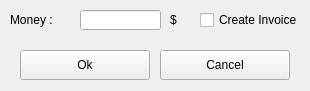
Above: client/dlgcassaaction.ui from tbikfalvi/Belenus before the change. Below: the same form after it.
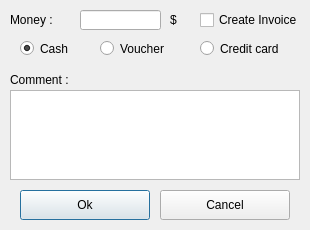
That is the form after the change.

Commit message: Penztar kezeles kesz plusz-minusszal. Comment hianyzik meg es a history

The edit to the form file:
```diff
--- a/client/dlgcassaaction.ui
+++ b/client/dlgcassaaction.ui
@@ -7,7 +7,7 @@
     <x>0</x>
     <y>0</y>
     <width>310</width>
-    <height>91</height>
+    <height>230</height>
    </rect>
   </property>
   <property name="windowTitle">
@@ -46,7 +46,7 @@
    <property name="geometry">
     <rect>
      <x>20</x>
-     <y>50</y>
+     <y>190</y>
      <width>130</width>
      <height>30</height>
     </rect>
@@ -61,7 +61,7 @@
     </size>
    </property>
    <property name="autoDefault">
-    <bool>false</bool>
+    <bool>true</bool>
    </property>
   </widget>
   <widget class="QCheckBox" name="cbInvoice">
@@ -81,7 +81,7 @@
    <property name="geometry">
     <rect>
      <x>160</x>
-     <y>50</y>
+     <y>190</y>
      <width>130</width>
      <height>30</height>
     </rect>
@@ -96,7 +96,7 @@
     </size>
    </property>
    <property name="autoDefault">
-    <bool>false</bool>
+    <bool>true</bool>
    </property>
   </widget>
   <widget class="QLabel" name="lblCurrencyShort">
@@ -112,6 +112,71 @@
     <string>$</string>
    </property>
   </widget>
+  <widget class="QRadioButton" name="rbPayCash">
+   <property name="geometry">
+    <rect>
+     <x>20</x>
+     <y>40</y>
+     <width>61</width>
+     <height>17</height>
+    </rect>
+   </property>
+   <property name="text">
+    <string>Cash</string>
+   </property>
+   <property name="checked">
+    <bool>true</bool>
+   </property>
+  </widget>
+  <widget class="QRadioButton" name="rbVoucher">
+   <property name="geometry">
+    <rect>
+     <x>100</x>
+     <y>40</y>
+     <width>82</width>
+     <height>17</height>
+    </rect>
+   </property>
+   <property name="text">
+    <string>Voucher</string>
+   </property>
+  </widget>
+  <widget class="QRadioButton" name="rbCreditcard">
+   <property name="geometry">
+    <rect>
+     <x>200</x>
+     <y>40</y>
+     <width>82</width>
+     <height>17</height>
+    </rect>
+   </property>
+   <property name="text">
+    <string>Credit card</string>
+   </property>
+  </widget>
+  <widget class="QLabel" name="lblComment">
+   <property name="geometry">
+    <rect>
+     <x>10</x>
+     <y>70</y>
+     <width>70</width>
+     <height>20</height>
+    </rect>
+   </property>
+   <property name="text">
+    <string>Comment :</string>
+   </property>
+  </widget>
+  <widget class="QTextEdit" name="teComment">
+   <property name="geometry">
+    <rect>
+     <x>10</x>
+     <y>90</y>
+     <width>290</width>
+     <height>90</height>
+    </rect>
+   </property>
+  </widget>
  </widget>
  <tabstops>
   <tabstop>ledMoney</tabstop>
```
The commit also changes 8 other files.
